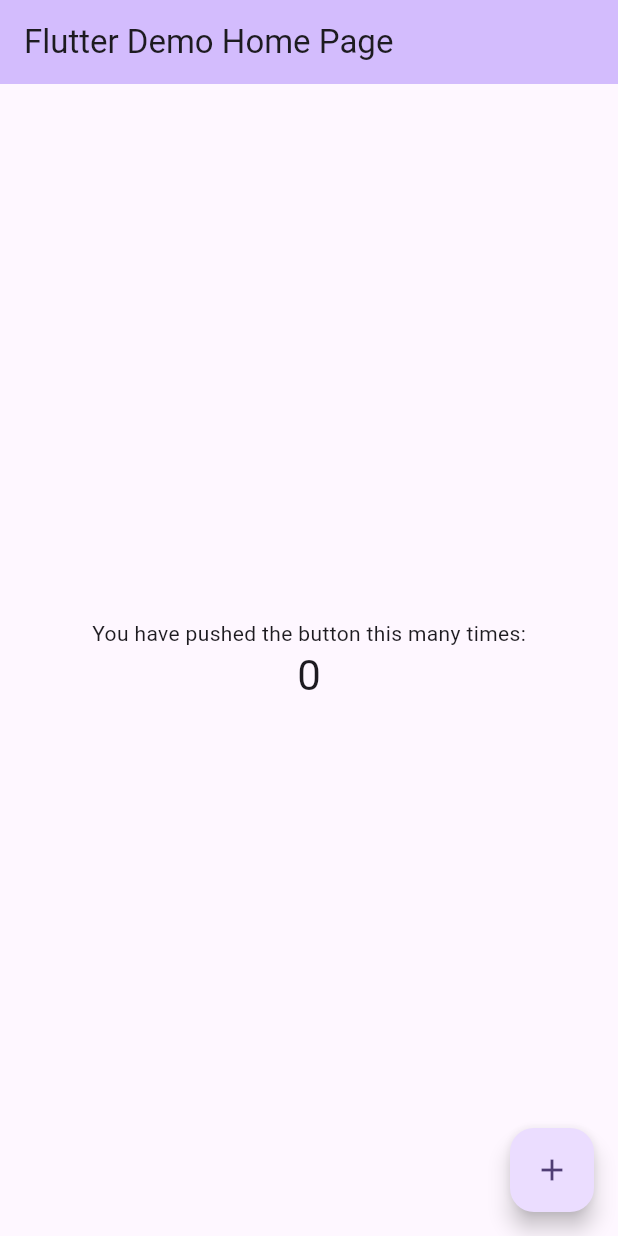
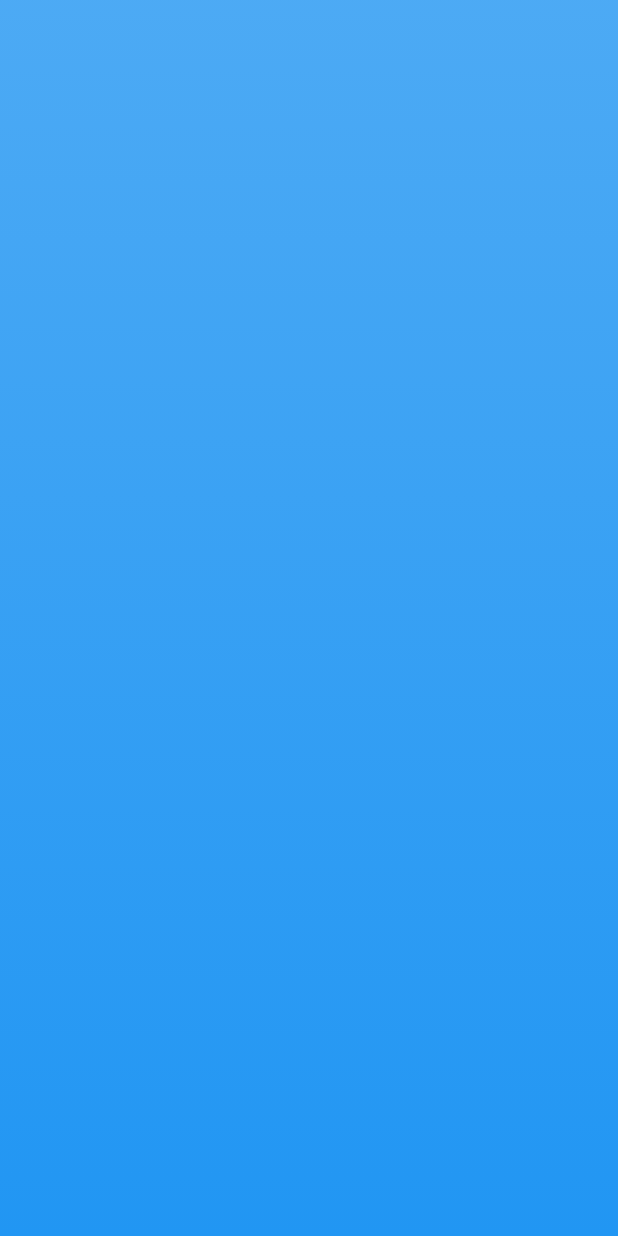
Before and after one commit to KHALMATOV-FARRUKH/doctor_appointment_booking_app_ui, a Flutter app: the screen it shows after launch, on a phone screen of 412 x 824 dp. Run offline on Flutter 3.47's test engine with Material 2 defaults, Android fonts, the phone set to English and light mode, and no system bars.

Commit message:
Created: welcome_screen.dart colors.dart
Added .jpg and .png files

```diff
--- /dev/null
+++ b/lib/colors.dart
@@ -0,0 +1,5 @@
+import 'package:flutter/material.dart';
+
+const Color wColor = Colors.white;
+const Color bColor = Colors.black;
+const Color pColor = Colors.blue;
--- a/lib/main.dart
+++ b/lib/main.dart
@@ -1,125 +1,16 @@
+import 'package:doctor_appointment_booking_app_ui/screens/welcome_screen.dart';
 import 'package:flutter/material.dart';
 
 void main() {
-  runApp(const MyApp());
+  runApp( MyApp());
 }
 
 class MyApp extends StatelessWidget {
-  const MyApp({super.key});
-
-  // This widget is the root of your application.
   @override
   Widget build(BuildContext context) {
     return MaterialApp(
-      title: 'Flutter Demo',
-      theme: ThemeData(
-        // This is the theme of your application.
-        //
-        // TRY THIS: Try running your application with "flutter run". You'll see
-        // the application has a blue toolbar. Then, without quitting the app,
-        // try changing the seedColor in the colorScheme below to Colors.green
-        // and then invoke "hot reload" (save your changes or press the "hot
-        // reload" button in a Flutter-supported IDE, or press "r" if you used
-        // the command line to start the app).
-        //
-        // Notice that the counter didn't reset back to zero; the application
-        // state is not lost during the reload. To reset the state, use hot
-        // restart instead.
-        //
-        // This works for code too, not just values: Most code changes can be
-        // tested with just a hot reload.
-        colorScheme: ColorScheme.fromSeed(seedColor: Colors.deepPurple),
-        useMaterial3: true,
-      ),
-      home: const MyHomePage(title: 'Flutter Demo Home Page'),
+      debugShowCheckedModeBanner: false,
+      home: WelcomeScreen(),
     );
   }
 }
-
-class MyHomePage extends StatefulWidget {
-  const MyHomePage({super.key, required this.title});
-
-  // This widget is the home page of your application. It is stateful, meaning
-  // that it has a State object (defined below) that contains fields that affect
-  // how it looks.
-
-  // This class is the configuration for the state. It holds the values (in this
-  // case the title) provided by the parent (in this case the App widget) and
-  // used by the build method of the State. Fields in a Widget subclass are
-  // always marked "final".
-
-  final String title;
-
-  @override
-  State<MyHomePage> createState() => _MyHomePageState();
-}
-
-class _MyHomePageState extends State<MyHomePage> {
-  int _counter = 0;
-
-  void _incrementCounter() {
-    setState(() {
-      // This call to setState tells the Flutter framework that something has
-      // changed in this State, which causes it to rerun the build method below
-      // so that the display can reflect the updated values. If we changed
-      // _counter without calling setState(), then the build method would not be
-      // called again, and so nothing would appear to happen.
-      _counter++;
-    });
-  }
-
-  @override
-  Widget build(BuildContext context) {
-    // This method is rerun every time setState is called, for instance as done
-    // by the _incrementCounter method above.
-    //
-    // The Flutter framework has been optimized to make rerunning build methods
-    // fast, so that you can just rebuild anything that needs updating rather
-    // than having to individually change instances of widgets.
-    return Scaffold(
-      appBar: AppBar(
-        // TRY THIS: Try changing the color here to a specific color (to
-        // Colors.amber, perhaps?) and trigger a hot reload to see the AppBar
-        // change color while the other colors stay the same.
-        backgroundColor: Theme.of(context).colorScheme.inversePrimary,
-        // Here we take the value from the MyHomePage object that was created by
-        // the App.build method, and use it to set our appbar title.
-        title: Text(widget.title),
-      ),
-      body: Center(
-        // Center is a layout widget. It takes a single child and positions it
-        // in the middle of the parent.
-        child: Column(
-          // Column is also a layout widget. It takes a list of children and
-          // arranges them vertically. By default, it sizes itself to fit its
-          // children horizontally, and tries to be as tall as its parent.
-          //
-          // Column has various properties to control how it sizes itself and
-          // how it positions its children. Here we use mainAxisAlignment to
-          // center the children vertically; the main axis here is the vertical
-          // axis because Columns are vertical (the cross axis would be
-          // horizontal).
-          //
-          // TRY THIS: Invoke "debug painting" (choose the "Toggle Debug Paint"
-          // action in the IDE, or press "p" in the console), to see the
-          // wireframe for each widget.
-          mainAxisAlignment: MainAxisAlignment.center,
-          children: <Widget>[
-            const Text(
-              'You have pushed the button this many times:',
-            ),
-            Text(
-              '$_counter',
-              style: Theme.of(context).textTheme.headlineMedium,
-            ),
-          ],
-        ),
-      ),
-      floatingActionButton: FloatingActionButton(
-        onPressed: _incrementCounter,
-        tooltip: 'Increment',
-        child: const Icon(Icons.add),
-      ), // This trailing comma makes auto-formatting nicer for build methods.
-    );
-  }
-}
--- /dev/null
+++ b/lib/screens/welcome_screen.dart
@@ -0,0 +1,32 @@
+import 'package:doctor_appointment_booking_app_ui/colors.dart';
+import 'package:flutter/material.dart';
+
+class WelcomeScreen extends StatelessWidget {
+  const WelcomeScreen({Key? key}) : super(key: key);
+
+  @override
+  Widget build(BuildContext context) {
+    return Material(
+      child: Container(
+        width: MediaQuery.of(context).size.width,
+        height: MediaQuery.of(context).size.height,
+        padding: EdgeInsets.all(20),
+        decoration: BoxDecoration(
+          gradient: LinearGradient(
+            colors: [
+              pColor.withOpacity(0.8),
+              pColor,
+            ],
+            begin: Alignment.topCenter,
+            end: Alignment.bottomCenter,
+          ),
+        ),
+        child: Column(
+          children: [
+            Padding(padding: EdgeInsets.all(20)),
+          ],
+        ),
+      ),
+    );
+  }
+}
```
Also changed, not shown: assets/images/doctor1.jpg (added), assets/images/doctor2.jpg (added), assets/images/doctor3.jpg (added), assets/images/doctor4.jpg (added), assets/images/doctors.png (added), assets/images/lined heart.png (added), 2 other files.
